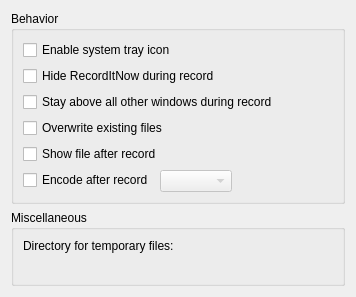
This is src/ui/settings.ui in hippich/recorditnow as Qt 5 draws it before an edit. The edited form follows.
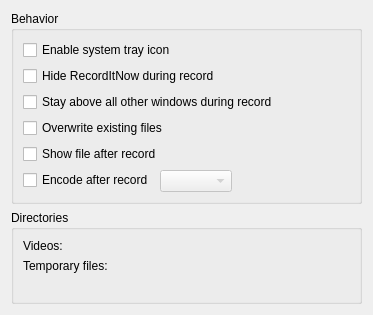
This is the edited form. Custom widgets are drawn as their Qt base class.

Commit message: video dir

Patch:
```diff
--- a/src/ui/settings.ui
+++ b/src/ui/settings.ui
@@ -6,8 +6,8 @@
    <rect>
     <x>0</x>
     <y>0</y>
-    <width>356</width>
-    <height>297</height>
+    <width>373</width>
+    <height>315</height>
    </rect>
   </property>
   <property name="windowTitle">
@@ -90,16 +90,33 @@
    <item row="1" column="0">
     <widget class="QGroupBox" name="groupBox_2">
      <property name="title">
-      <string>Miscellaneous</string>
+      <string>Directories</string>
      </property>
      <layout class="QFormLayout" name="formLayout_4">
       <property name="fieldGrowthPolicy">
        <enum>QFormLayout::ExpandingFieldsGrow</enum>
       </property>
-      <item row="0" column="0" colspan="2">
+      <item row="2" column="0">
+       <widget class="QLabel" name="label_2">
+        <property name="text">
+         <string>Videos:</string>
+        </property>
+        <property name="buddy">
+         <cstring>kcfg_videoDir</cstring>
+        </property>
+       </widget>
+      </item>
+      <item row="2" column="1">
+       <widget class="KUrlRequester" name="kcfg_videoDir">
+        <property name="mode">
+         <set>KFile::Directory|KFile::ExistingOnly|KFile::LocalOnly</set>
+        </property>
+       </widget>
+      </item>
+      <item row="3" column="0">
        <widget class="QLabel" name="label">
         <property name="text">
-         <string>Directory for temporary files:</string>
+         <string>Temporary files:</string>
         </property>
         <property name="wordWrap">
          <bool>true</bool>
@@ -109,7 +126,7 @@
         </property>
        </widget>
       </item>
-      <item row="1" column="0" colspan="2">
+      <item row="3" column="1">
        <widget class="KUrlRequester" name="kcfg_workDir">
         <property name="mode">
          <set>KFile::Directory|KFile::ExistingOnly|KFile::LocalOnly</set>
```
Left out of the diff: 1 changed line with no effect on the pictures. The commit also changes 5 other files.
